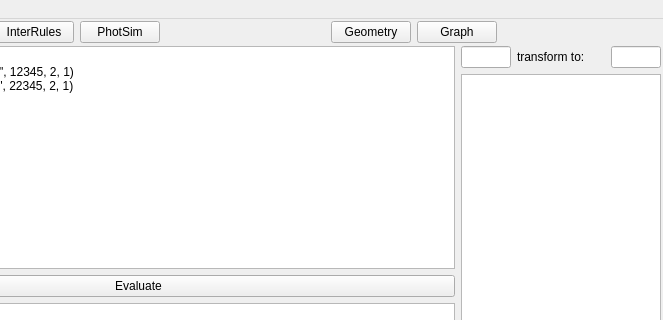
Qt form ants3bundle/src/ants3/gui/mainwindow.ui (andrmor/ANTS3bundle) before a commit; both pictures show x 180 to 843 and y 0 to 320 of the 843 by 577 pixel window.
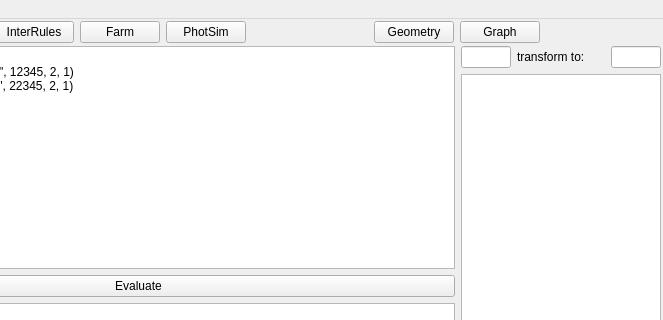
The same form after that commit.

Commit message: add farm window + refactor

The edit to the form file:
```diff
--- a/ants3bundle/src/ants3/gui/mainwindow.ui
+++ b/ants3bundle/src/ants3/gui/mainwindow.ui
@@ -53,6 +53,13 @@
         </property>
        </widget>
       </item>
+      <item>
+       <widget class="QPushButton" name="pbFarm">
+        <property name="text">
+         <string>Farm</string>
+        </property>
+       </widget>
+      </item>
       <item>
        <widget class="QPushButton" name="pbPhotSim">
         <property name="text">
```
The commit also changes 18 other files.
